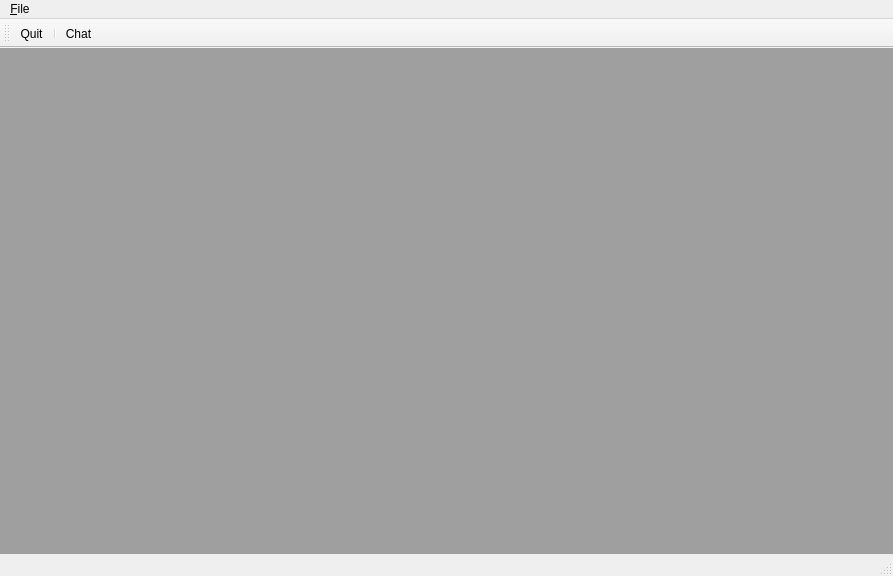
This is CSAppPro_final/mainwindow.ui in Jeong0809/QT_Mini_Project as Qt 5 draws it before an edit. The edited form follows.
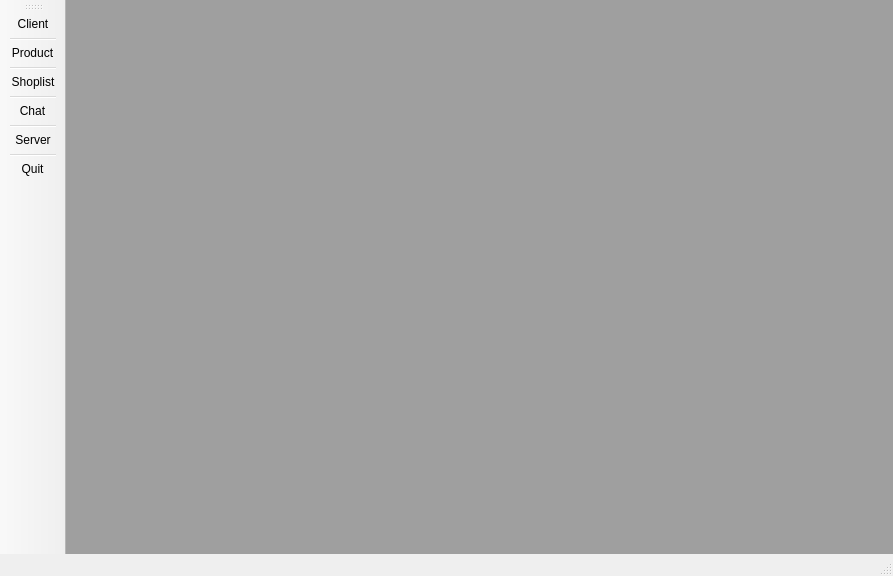
This is the edited form.

```diff
--- a/CSAppPro_final/mainwindow.ui
+++ b/CSAppPro_final/mainwindow.ui
@@ -42,38 +42,46 @@
     </item>
    </layout>
   </widget>
-  <widget class="QMenuBar" name="menubar">
-   <property name="geometry">
-    <rect>
-     <x>0</x>
-     <y>0</y>
-     <width>893</width>
-     <height>17</height>
-    </rect>
-   </property>
-   <widget class="QMenu" name="menu_File">
-    <property name="title">
-     <string>&amp;File</string>
-    </property>
-    <addaction name="separator"/>
-    <addaction name="actionQuit"/>
-   </widget>
-   <addaction name="menu_File"/>
-  </widget>
   <widget class="QStatusBar" name="statusbar"/>
   <widget class="QToolBar" name="toolBar">
+   <property name="sizePolicy">
+    <sizepolicy hsizetype="Fixed" vsizetype="Preferred">
+     <horstretch>0</horstretch>
+     <verstretch>0</verstretch>
+    </sizepolicy>
+   </property>
+   <property name="baseSize">
+    <size>
+     <width>0</width>
+     <height>0</height>
+    </size>
+   </property>
    <property name="windowTitle">
     <string>toolBar</string>
    </property>
+   <property name="iconSize">
+    <size>
+     <width>70</width>
+     <height>70</height>
+    </size>
+   </property>
    <attribute name="toolBarArea">
-    <enum>TopToolBarArea</enum>
+    <enum>LeftToolBarArea</enum>
    </attribute>
    <attribute name="toolBarBreak">
     <bool>false</bool>
    </attribute>
-   <addaction name="actionQuit"/>
+   <addaction name="actionClient"/>
+   <addaction name="separator"/>
+   <addaction name="actionProduct"/>
+   <addaction name="separator"/>
+   <addaction name="actionShoplist"/>
    <addaction name="separator"/>
    <addaction name="actionChat"/>
+   <addaction name="separator"/>
+   <addaction name="actionServer"/>
+   <addaction name="separator"/>
+   <addaction name="actionQuit"/>
   </widget>
   <action name="actionQuit">
    <property name="text">
@@ -93,6 +101,27 @@
     <string>Chat</string>
    </property>
   </action>
+  <action name="actionProduct">
+   <property name="text">
+    <string>Product</string>
+   </property>
+   <property name="shortcut">
+    <string>Ctrl+2</string>
+   </property>
+  </action>
+  <action name="actionShoplist">
+   <property name="text">
+    <string>Shoplist</string>
+   </property>
+   <property name="shortcut">
+    <string>Ctrl+3</string>
+   </property>
+  </action>
+  <action name="actionServer">
+   <property name="text">
+    <string>Server</string>
+   </property>
+  </action>
  </widget>
  <resources/>
  <connections>
```
